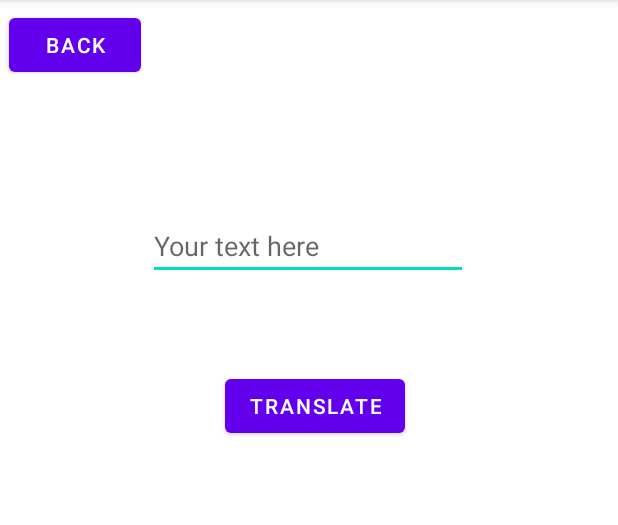
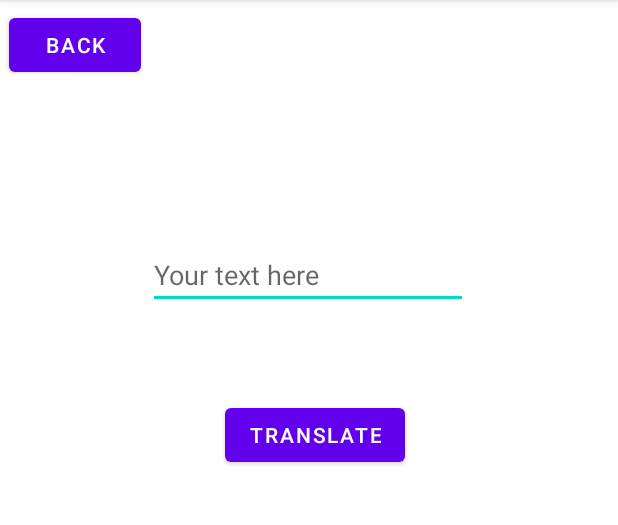
Before and after one commit to cawilkins/PollyGlot, an Android app: the Dictionary screen opened directly, with no data from a screen before it, after a tap on "TRANSLATE", on a phone screen of 412 x 824 dp, the part 84-609 px from its top. Run offline under Robolectric (Android 15) with nearby library versions, the phone set to English and light mode, and no system bars; libraries missing offline, so code that uses them is left out: com.squareup.okhttp; 7 statements that could not run were skipped.

Commit message:
asynctask in dictionary

```diff
--- a/PollyGlot2/app/src/main/java/com/example/pollyglot/Dictionary.java
+++ b/PollyGlot2/app/src/main/java/com/example/pollyglot/Dictionary.java
@@ -5,6 +5,7 @@ import androidx.appcompat.app.AppCompatActivity;
 import android.content.Intent;
 import android.os.AsyncTask;
 import android.os.Bundle;
+import android.renderscript.Sampler;
 import android.view.View;
 import android.widget.Button;
 import android.widget.EditText;
@@ -15,14 +16,13 @@ import org.json.JSONException;
 import java.io.IOException;
 
 public class Dictionary extends AppCompatActivity {
-    TextView translation = (TextView)findViewById(R.id.textView5);
+    TextView translation;
     @Override
     protected void onCreate(Bundle savedInstanceState) {
         super.onCreate(savedInstanceState);
         setContentView(R.layout.activity_dictionary);
         Button translate;
         translate = findViewById(R.id.button6);
-        TextView translation = (TextView)findViewById(R.id.textView5);
         Button back;
         back = findViewById(R.id.button7);
         back.setOnClickListener(new View.OnClickListener() {
@@ -35,26 +35,37 @@ public class Dictionary extends AppCompatActivity {
         translate.setOnClickListener(new View.OnClickListener() {
             @Override
             public void onClick(View v) {
-                thread.start();
+                /*if(thread.getState() == Thread.State.NEW){
+                    thread.start();
+                }*/
+                EditText edtxt = findViewById(R.id.editTextTextPersonName);
+                String intext = edtxt.getText().toString();
+                new TranslateTask().execute(intext);
             }
         });
     }
 
-    Thread thread = new Thread(new Runnable(){
+    void Display(String transres){
+        translation = findViewById(R.id.textView4);
+        translation.setText(transres);
+    }
+    private class TranslateTask extends AsyncTask<String, Void, String>{
 
         @Override
-        public void run() {
-            EditText edtxt = findViewById(R.id.editTextTextPersonName);
-            String intext = edtxt.getText().toString();
+        protected String doInBackground(String... strings) {
             String transres = "";
-            try {
-                transres = Translate.doTranslation(intext);
-            } catch (JSONException e) {
-                e.printStackTrace();
-            } catch (IOException e) {
-                e.printStackTrace();
-            }
-            translation.setText(transres);
+                try {
+                    transres = Translate.doTranslation(strings[0]);
+                } catch (IOException | JSONException e) {
+                    e.printStackTrace();
+                }
+            return transres;
         }
-    });
+
+        @Override
+        //calls display to handle translation result
+        protected void onPostExecute(String transres){
+            Display(transres);
+        }
+    }
 }
--- a/PollyGlot2/app/src/main/java/com/example/pollyglot/Translate.java
+++ b/PollyGlot2/app/src/main/java/com/example/pollyglot/Translate.java
@@ -39,11 +39,12 @@ public class Translate {
 
     //changes response of api to text instead of json
     private static String toText(String jsontxt) throws JSONException{
-        JSONObject jsonObject = new JSONArray(jsontxt).getJSONObject(0).getJSONArray("Translations").getJSONObject(0);
-        return jsonObject.getString("text");
+        String text = jsontxt.substring(76, jsontxt.length()-15);
+        return text;
     }
 
-    public static String doTranslation(String inputtext) throws JSONException, IOException {
+    //used in Dictionary
+    public static String doTranslation(String inputtext) throws IOException, JSONException {
         String resp;
         resp = toText(Post(inputtext));
         return resp;
--- a/PollyGlot2/app/src/main/res/layout/activity_dictionary.xml
+++ b/PollyGlot2/app/src/main/res/layout/activity_dictionary.xml
@@ -5,23 +5,6 @@
     android:layout_width="match_parent"
     android:layout_height="match_parent"
     tools:context=".Dictionary">
-
-    <TextView
-        android:id="@+id/textView5"
-        android:layout_width="wrap_content"
-        android:layout_height="wrap_content"
-        android:layout_marginStart="178dp"
-        android:layout_marginLeft="178dp"
-        android:layout_marginTop="360dp"
-        android:layout_marginEnd="176dp"
-        android:layout_marginRight="176dp"
-        android:layout_marginBottom="352dp"
-        android:text=" "
-        android:textSize="30sp"
-        app:layout_constraintBottom_toBottomOf="parent"
-        app:layout_constraintEnd_toEndOf="parent"
-        app:layout_constraintStart_toStartOf="parent"
-        app:layout_constraintTop_toTopOf="parent" />
 
     <Button
         android:id="@+id/button6"
@@ -31,9 +14,9 @@
         android:layout_marginLeft="163dp"
         android:layout_marginEnd="155dp"
         android:layout_marginRight="155dp"
-        android:layout_marginBottom="73dp"
+        android:layout_marginBottom="454dp"
         android:text="Translate"
-        app:layout_constraintBottom_toTopOf="@+id/textView5"
+        app:layout_constraintBottom_toBottomOf="parent"
         app:layout_constraintEnd_toEndOf="parent"
         app:layout_constraintStart_toStartOf="parent" />
 
@@ -63,4 +46,19 @@
         android:text="Back"
         app:layout_constraintStart_toStartOf="parent"
         app:layout_constraintTop_toTopOf="parent" />
+
+    <TextView
+        android:id="@+id/textView4"
+        android:layout_width="wrap_content"
+        android:layout_height="wrap_content"
+        android:layout_marginStart="177dp"
+        android:layout_marginLeft="177dp"
+        android:layout_marginEnd="176dp"
+        android:layout_marginRight="176dp"
+        android:layout_marginBottom="349dp"
+        android:textSize="30sp"
+        app:layout_constraintBottom_toBottomOf="parent"
+        app:layout_constraintEnd_toEndOf="parent"
+        app:layout_constraintStart_toStartOf="parent" />
+
 </androidx.constraintlayout.widget.ConstraintLayout>
```
